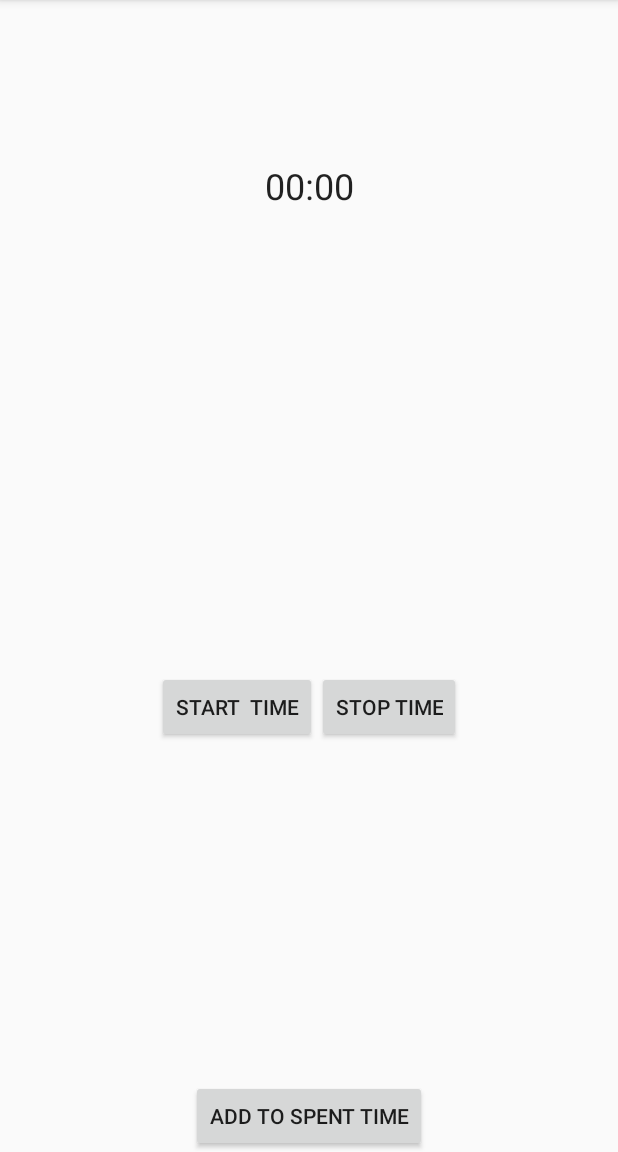
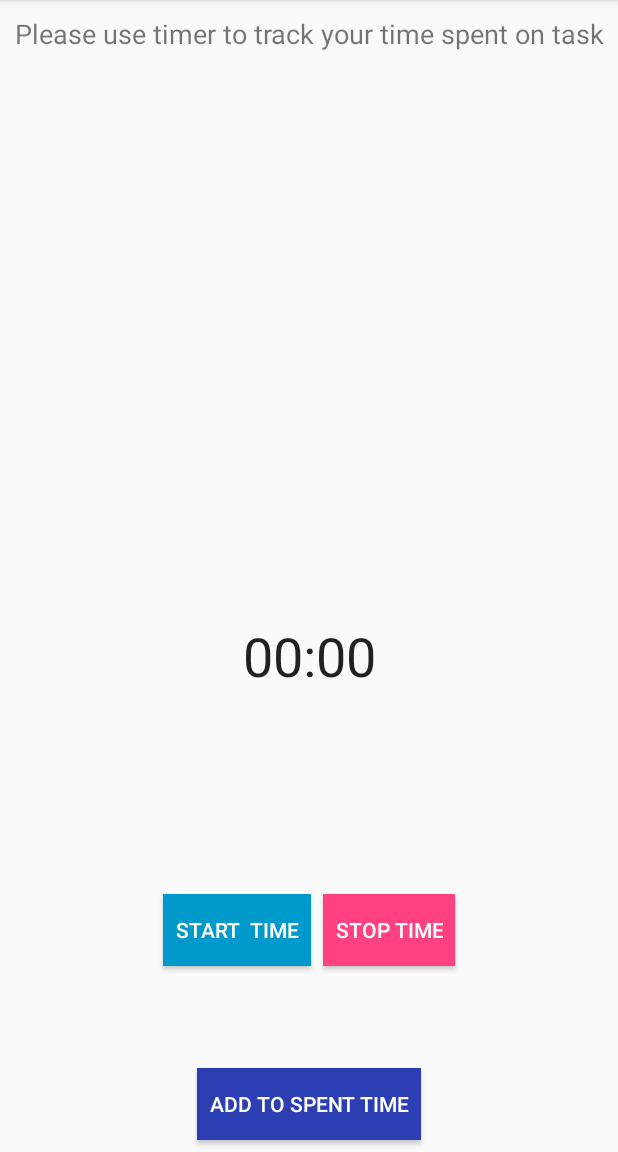
Before and after one commit to nbondarenko/AndroidTimeManager, an Android app: the TimerActivity screen opened directly, with no data from a screen before it, on a phone screen of 412 x 824 dp, the part 84-1236 px from its top. Run offline under Robolectric (Android 15) with nearby library versions, the phone set to English and light mode, and no system bars; 5 statements that could not run were skipped.

Commit message:
Improve styling

```diff
--- a/app/build.gradle
+++ b/app/build.gradle
@@ -24,11 +24,11 @@ android {
 
 dependencies {
     implementation fileTree(dir: 'libs', include: ['*.jar'])
-    implementation "org.jetbrains.kotlin:kotlin-stdlib-jre7:$kotlin_version"
+    implementation"org.jetbrains.kotlin:kotlin-stdlib-jre7:$kotlin_version"
     implementation 'com.android.support:appcompat-v7:26.1.0'
     implementation 'com.android.support.constraint:constraint-layout:1.1.0'
     testImplementation 'junit:junit:4.12'
     androidTestImplementation 'com.android.support.test:runner:1.0.2'
     androidTestImplementation 'com.android.support.test.espresso:espresso-core:3.0.2'
-    compile "org.jetbrains.anko:anko-sqlite:0.10.4"
+    compile"org.jetbrains.anko:anko-sqlite:0.10.4"
 }
--- a/app/src/main/java/com/example/natalie/timemanager/TimerActivity.kt
+++ b/app/src/main/java/com/example/natalie/timemanager/TimerActivity.kt
@@ -35,8 +35,10 @@ class TimerActivity : AppCompatActivity() {
         database = MyDatabaseOpenHelper.getInstance(this)
         ticketHelper = TicketHelper(database)
         val ticket = ticketHelper.getById(ticketId)
-        Log.d("Time before dvizucha: ", ticket.timeSpent.toString())
+        Log.d("Time before dvizukha: ", ticket.timeSpent.toString())
+
         setContentView(R.layout.activity_timer)
+        taskNameText.text = ticket.title
     }
 
     private fun showElapsedTime() {
@@ -69,7 +71,7 @@ class TimerActivity : AppCompatActivity() {
         Log.d("durationInSeconds: ", durationInSeconds.toString())
         ticketHelper.writeTimeSpent(ticketId, durationInSeconds)
         val ticket = ticketHelper.getById(ticketId)
-        Log.d("Time after dvizucha: ", ticket.timeSpent.toString())
+        Log.d("Time after dvizukha: ", ticket.timeSpent.toString())
 
         val mainScreenIntent = Intent(this, MainActivity::class.java)
 
--- a/app/src/main/res/layout/activity_timer.xml
+++ b/app/src/main/res/layout/activity_timer.xml
@@ -13,16 +13,33 @@
         android:gravity="center"
         android:orientation="vertical">
 
+        <TextView
+            android:layout_width="match_parent"
+            android:layout_height="wrap_content"
+            android:layout_weight="10"
+            android:text="Please use timer to track your time spent on task"
+            android:paddingTop="10dp"
+            android:textAlignment="center"
+            android:textSize="18sp" />
+
+        <TextView
+            android:id="@+id/taskNameText"
+            android:layout_width="match_parent"
+            android:layout_height="wrap_content"
+            android:layout_weight="10"
+            android:textAlignment="center"
+            android:textSize="18sp" />
+
         <Chronometer
             android:id="@+id/chronometr"
             android:layout_width="match_parent"
             android:layout_height="199dp"
+            android:layout_marginLeft="24dp"
+            android:layout_marginRight="24dp"
+            android:layout_marginTop="15dp"
             android:gravity="center"
             android:padding="5dp"
-            android:layout_marginLeft="24dp"
-            android:layout_marginRight="24dp"
-            android:layout_marginTop="24dp"
-            android:textSize="24sp"
+            android:textSize="36sp"
             app:layout_constraintLeft_toLeftOf="parent"
             app:layout_constraintRight_toRightOf="parent"
             app:layout_constraintTop_toTopOf="parent"
@@ -40,28 +57,37 @@
                 android:id="@+id/startTimeBtn"
                 android:layout_width="wrap_content"
                 android:layout_height="wrap_content"
+                android:background="@android:color/holo_blue_dark"
+                android:onClick="startTimer"
+                android:padding="8dp"
+                android:layout_marginRight="8dp"
                 android:text="Start  time"
+                android:textColor="@android:color/white"
                 tools:layout_editor_absoluteX="89dp"
-                tools:layout_editor_absoluteY="335dp"
-                android:onClick="startTimer" />
+                tools:layout_editor_absoluteY="335dp" />
 
             <Button
                 android:id="@+id/stopTimeBtn"
                 android:layout_width="wrap_content"
                 android:layout_height="wrap_content"
+                android:background="?attr/colorAccent"
+                android:padding="8dp"
+                android:onClick="stopTimer"
                 android:text="Stop time"
+                android:textColor="@android:color/white"
                 tools:layout_editor_absoluteX="206dp"
-                tools:layout_editor_absoluteY="335dp"
-                android:onClick="stopTimer"/>
+                tools:layout_editor_absoluteY="335dp" />
         </LinearLayout>
 
         <Button
             android:id="@+id/writeTimeBtn"
             android:layout_width="wrap_content"
             android:layout_height="wrap_content"
+            android:layout_marginVertical="8dp"
+            android:padding="8dp"
+            android:background="@color/colorPrimary"
+            android:onClick="writeTime"
             android:text="Add to spent time"
-            tools:layout_editor_absoluteX="113dp"
-            tools:layout_editor_absoluteY="409dp"
-            android:onClick="writeTime"/>
+            android:textColor="@android:color/white" />
     </LinearLayout>
 </android.support.constraint.ConstraintLayout>
```
